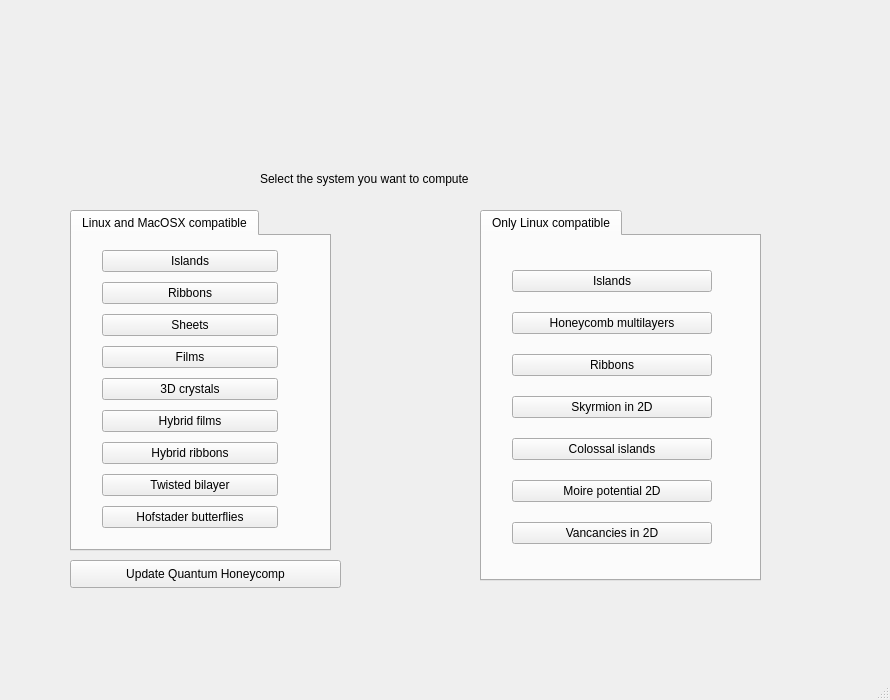
joselado/quantum-honeycomp, file development/interface-pyqt/system_selection/interface.ui: the form before one commit.
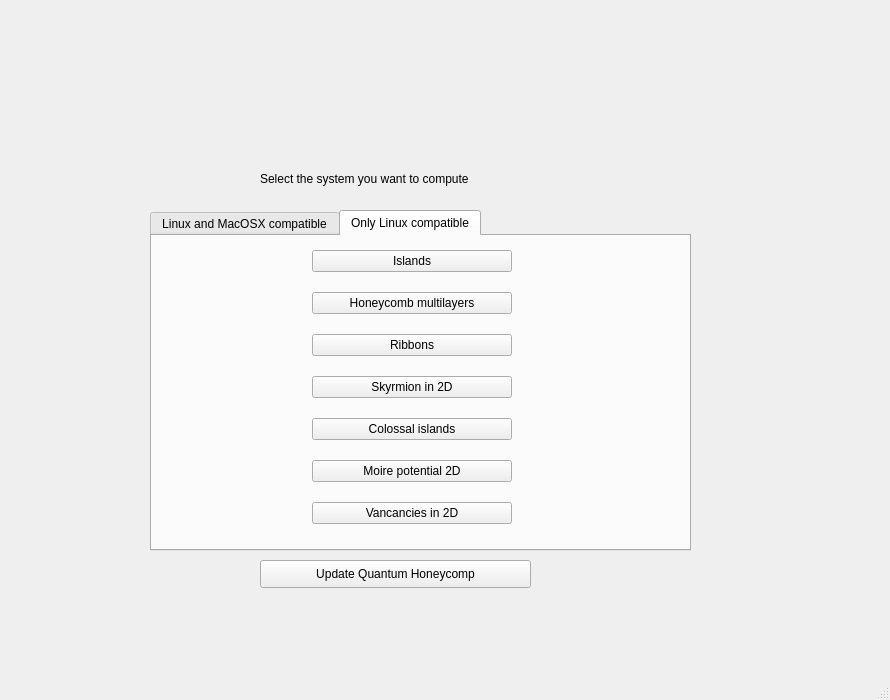
The form after the commit. The open tabs and pages were chosen to show the change.

Diff of the .ui file:
```diff
--- a/development/interface-pyqt/system_selection/interface.ui
+++ b/development/interface-pyqt/system_selection/interface.ui
@@ -17,7 +17,7 @@
    <widget class="QPushButton" name="update_qh">
     <property name="geometry">
      <rect>
-      <x>70</x>
+      <x>260</x>
       <y>560</y>
       <width>271</width>
       <height>28</height>
@@ -46,88 +46,12 @@
      <bool>true</bool>
     </property>
    </widget>
-   <widget class="QTabWidget" name="tabWidget">
-    <property name="geometry">
-     <rect>
-      <x>480</x>
-      <y>210</y>
-      <width>281</width>
-      <height>371</height>
-     </rect>
-    </property>
-    <widget class="QWidget" name="tab_2">
-     <attribute name="title">
-      <string>Only Linux compatible</string>
-     </attribute>
-     <widget class="QWidget" name="gridLayoutWidget">
-      <property name="geometry">
-       <rect>
-        <x>30</x>
-        <y>20</y>
-        <width>200</width>
-        <height>302</height>
-       </rect>
-      </property>
-      <layout class="QGridLayout" name="gridLayout">
-       <item row="6" column="0">
-        <widget class="QPushButton" name="skyrmion">
-         <property name="text">
-          <string>Skyrmion in 2D</string>
-         </property>
-        </widget>
-       </item>
-       <item row="8" column="0">
-        <widget class="QPushButton" name="moire">
-         <property name="text">
-          <string>Moire potential 2D</string>
-         </property>
-        </widget>
-       </item>
-       <item row="2" column="0">
-        <widget class="QPushButton" name="ribbons">
-         <property name="text">
-          <string>Ribbons</string>
-         </property>
-        </widget>
-       </item>
-       <item row="7" column="0">
-        <widget class="QPushButton" name="huge_islands">
-         <property name="text">
-          <string>Colossal islands</string>
-         </property>
-        </widget>
-       </item>
-       <item row="9" column="0">
-        <widget class="QPushButton" name="vacancy2d">
-         <property name="text">
-          <string>Vancancies in 2D</string>
-         </property>
-        </widget>
-       </item>
-       <item row="0" column="0">
-        <widget class="QPushButton" name="islands">
-         <property name="text">
-          <string>Islands</string>
-         </property>
-        </widget>
-       </item>
-       <item row="1" column="0">
-        <widget class="QPushButton" name="multilayers">
-         <property name="text">
-          <string>Honeycomb multilayers</string>
-         </property>
-        </widget>
-       </item>
-      </layout>
-     </widget>
-    </widget>
-   </widget>
    <widget class="QTabWidget" name="tabWidget_2">
     <property name="geometry">
      <rect>
-      <x>70</x>
+      <x>150</x>
       <y>210</y>
-      <width>261</width>
+      <width>541</width>
       <height>341</height>
      </rect>
     </property>
@@ -138,7 +62,7 @@
      <widget class="QWidget" name="gridLayoutWidget_2">
       <property name="geometry">
        <rect>
-        <x>30</x>
+        <x>160</x>
         <y>10</y>
         <width>176</width>
         <height>293</height>
@@ -211,6 +135,72 @@
       </layout>
      </widget>
     </widget>
+    <widget class="QWidget" name="tab">
+     <attribute name="title">
+      <string>Only Linux compatible</string>
+     </attribute>
+     <widget class="QWidget" name="gridLayoutWidget">
+      <property name="geometry">
+       <rect>
+        <x>160</x>
+        <y>0</y>
+        <width>200</width>
+        <height>302</height>
+       </rect>
+      </property>
+      <layout class="QGridLayout" name="gridLayout">
+       <item row="6" column="0">
+        <widget class="QPushButton" name="skyrmion">
+         <property name="text">
+          <string>Skyrmion in 2D</string>
+         </property>
+        </widget>
+       </item>
+       <item row="8" column="0">
+        <widget class="QPushButton" name="moire">
+         <property name="text">
+          <string>Moire potential 2D</string>
+         </property>
+        </widget>
+       </item>
+       <item row="2" column="0">
+        <widget class="QPushButton" name="ribbons">
+         <property name="text">
+          <string>Ribbons</string>
+         </property>
+        </widget>
+       </item>
+       <item row="7" column="0">
+        <widget class="QPushButton" name="huge_islands">
+         <property name="text">
+          <string>Colossal islands</string>
+         </property>
+        </widget>
+       </item>
+       <item row="9" column="0">
+        <widget class="QPushButton" name="vacancy2d">
+         <property name="text">
+          <string>Vancancies in 2D</string>
+         </property>
+        </widget>
+       </item>
+       <item row="0" column="0">
+        <widget class="QPushButton" name="islands">
+         <property name="text">
+          <string>Islands</string>
+         </property>
+        </widget>
+       </item>
+       <item row="1" column="0">
+        <widget class="QPushButton" name="multilayers">
+         <property name="text">
+          <string>Honeycomb multilayers</string>
+         </property>
+        </widget>
+       </item>
+      </layout>
+     </widget>
+    </widget>
    </widget>
    <widget class="QLabel" name="label">
     <property name="geometry">
```
Left out of the diff: 3 changed lines with no effect on the pictures.
